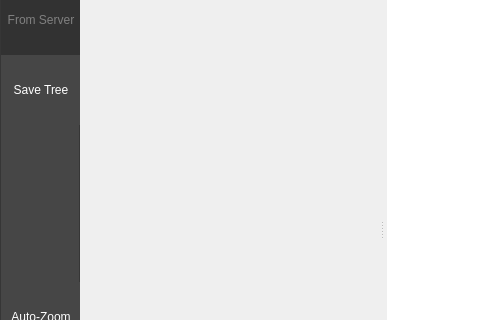
The window that bt_editor/mainwindow.ui (BehaviorTree/Groot) describes before a commit, drawn with Qt 5; both pictures show x 0 to 480 and y 175 to 495 of the 814 by 788 pixel window.
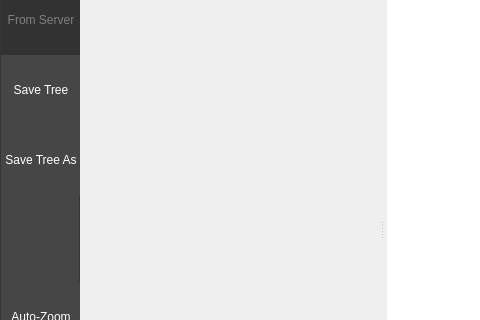
The same window after the commit. Icons and pictures are not drawn.

Commit message: add save-as button and shortcut

Patch:
```diff
--- a/bt_editor/mainwindow.ui
+++ b/bt_editor/mainwindow.ui
@@ -366,6 +366,74 @@
          </property>
         </widget>
        </item>
+       <item>
+        <widget class="QToolButton" name="toolButtonSaveAsFile">
+         <property name="minimumSize">
+          <size>
+           <width>80</width>
+           <height>70</height>
+          </size>
+         </property>
+         <property name="maximumSize">
+          <size>
+           <width>80</width>
+           <height>70</height>
+          </size>
+         </property>
+         <property name="font">
+          <font>
+           <pointsize>9</pointsize>
+          </font>
+         </property>
+         <property name="focusPolicy">
+          <enum>Qt::NoFocus</enum>
+         </property>
+         <property name="autoFillBackground">
+          <bool>false</bool>
+         </property>
+         <property name="styleSheet">
+          <string notr="true">QToolButton {
+    color:white;
+}
+
+QToolButton:hover{
+   background-color: rgb(110, 110, 110);
+}
+
+QToolButton:pressed{
+  background-color: rgb(50, 150, 0)
+}
+
+QToolButton:disabled{
+  color:gray;
+  background-color: rgb(50, 50, 50)
+}
+</string>
+         </property>
+         <property name="text">
+          <string>Save Tree As</string>
+         </property>
+         <property name="icon">
+          <iconset resource="resources/icons.qrc">
+           <normaloff>:/icons/svg/save_white.svg</normaloff>:/icons/svg/save_white.svg</iconset>
+         </property>
+         <property name="iconSize">
+          <size>
+           <width>34</width>
+           <height>34</height>
+          </size>
+         </property>
+         <property name="checkable">
+          <bool>false</bool>
+         </property>
+         <property name="toolButtonStyle">
+          <enum>Qt::ToolButtonTextUnderIcon</enum>
+         </property>
+         <property name="autoRaise">
+          <bool>true</bool>
+         </property>
+        </widget>
+       </item>
        <item>
         <spacer name="verticalSpacer_2">
          <property name="orientation">
```
Left out of the diff: 8 changed lines with no effect on the pictures. The commit also changes 2 other files.
